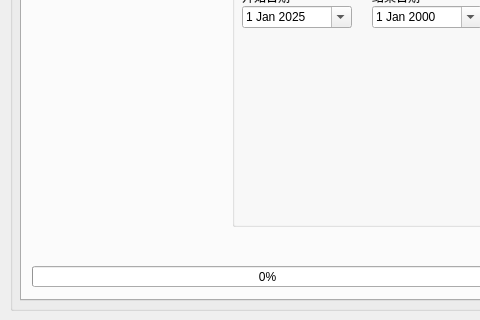
Before: the Qt Designer form WeiboSpiders/WeiboSpiders.ui in Kruarix/WeiboSpiders, drawn with Qt 5; both pictures show x 0 to 480 and y 130 to 450 of the 750 by 450 pixel window.
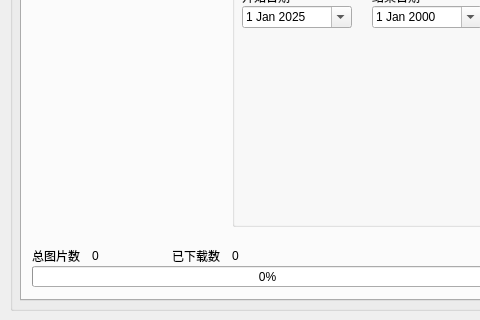
After: the same form once the commit is applied.

Commit message: 完成预下载逻辑

Diff of the .ui file:
```diff
--- a/WeiboSpiders/WeiboSpiders.ui
+++ b/WeiboSpiders/WeiboSpiders.ui
@@ -406,6 +406,58 @@
        <string notr="true">%p%</string>
       </property>
      </widget>
+     <widget class="QLabel" name="label_4">
+      <property name="geometry">
+       <rect>
+        <x>10</x>
+        <y>320</y>
+        <width>51</width>
+        <height>20</height>
+       </rect>
+      </property>
+      <property name="text">
+       <string>总图片数</string>
+      </property>
+     </widget>
+     <widget class="QLabel" name="fileNum">
+      <property name="geometry">
+       <rect>
+        <x>70</x>
+        <y>320</y>
+        <width>61</width>
+        <height>20</height>
+       </rect>
+      </property>
+      <property name="text">
+       <string>0</string>
+      </property>
+     </widget>
+     <widget class="QLabel" name="label_6">
+      <property name="geometry">
+       <rect>
+        <x>150</x>
+        <y>320</y>
+        <width>51</width>
+        <height>20</height>
+       </rect>
+      </property>
+      <property name="text">
+       <string>已下载数</string>
+      </property>
+     </widget>
+     <widget class="QLabel" name="downloadNum">
+      <property name="geometry">
+       <rect>
+        <x>210</x>
+        <y>320</y>
+        <width>61</width>
+        <height>20</height>
+       </rect>
+      </property>
+      <property name="text">
+       <string>0</string>
+      </property>
+     </widget>
     </widget>
     <widget class="QWidget" name="high">
      <attribute name="title">
```
Left out of the diff: 2 changed lines with no effect on the pictures. The commit also changes 7 other files.
